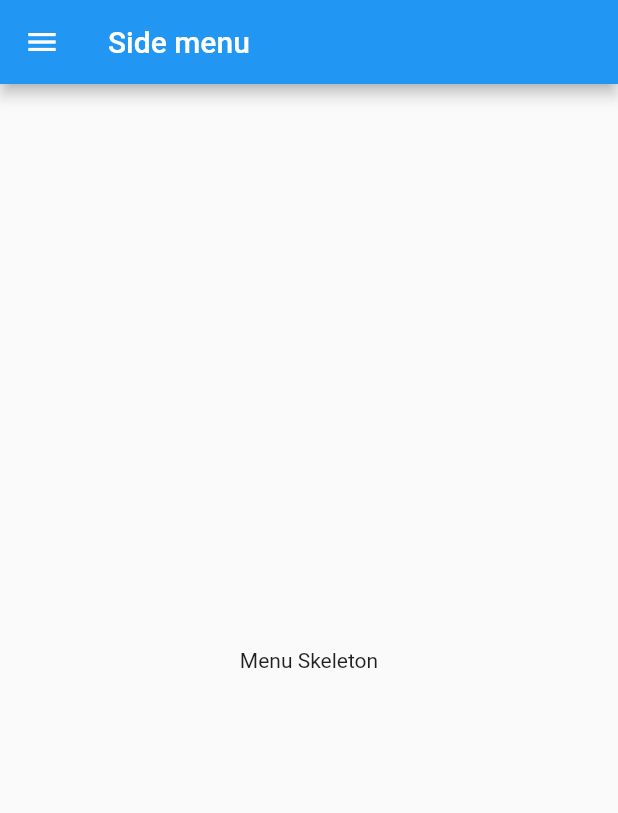
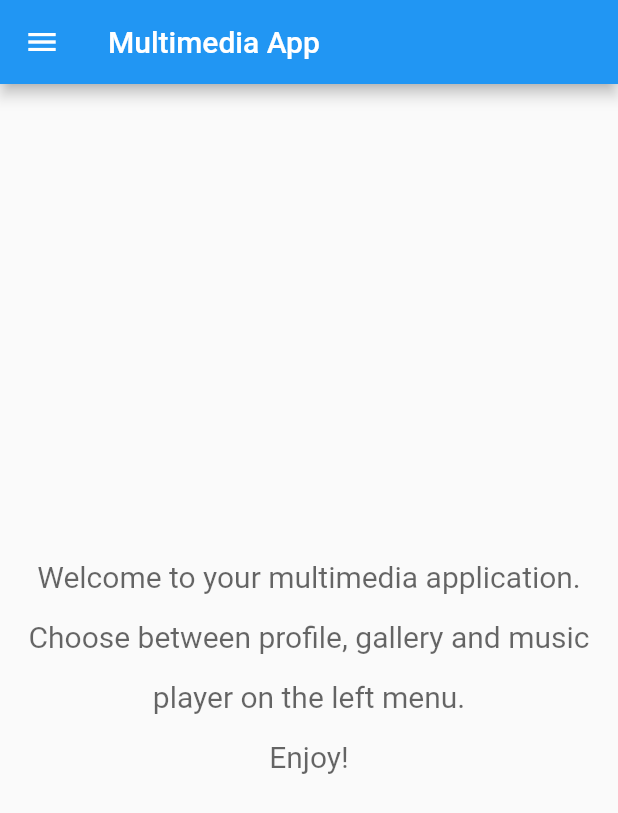
Before and after one commit to GorgeCompote/FlutterBeginner, a Flutter app: the screen it shows after launch, on a phone screen of 412 x 824 dp. Shown: the top 813 px of the screen. Run offline on Flutter 3.47's test engine with Material 2 defaults, Android fonts, the phone set to English and light mode, and no system bars; our stand-ins replace flutter_screenutil, image_picker, just_audio, localstorage, video_player; missing offline and left inert: flutter_audio_query, photo_manager.

Commit message:
add black background for video and main presentation text

```diff
--- a/FlutterApp/lib/main.dart
+++ b/FlutterApp/lib/main.dart
@@ -24,10 +24,13 @@ class MyHomePage extends StatelessWidget {
     return Scaffold(
       drawer: NavDrawer(),
       appBar: AppBar(
-        title: Text('Side menu'),
+        title: Text('Multimedia App'),
       ),
       body: Center(
-        child: Text('Menu Skeleton'),
+        child: Text('Welcome to your multimedia application.\nChoose between profile, gallery and music player on the left menu.\nEnjoy!',
+        textAlign: TextAlign.center,
+        style: TextStyle(color: Colors.black.withOpacity(0.6),
+        height: 2, fontSize: 20),),
       ),
     );
   }
--- a/FlutterApp/lib/widgets/gallery/videoWidget.dart
+++ b/FlutterApp/lib/widgets/gallery/videoWidget.dart
@@ -17,6 +17,7 @@ class _VideoScreenWidgetState extends State<VideoScreenWidget> {
     return Scaffold(
       body: widget.initialized
           ? Scaffold(
+              backgroundColor: Colors.black,
               body: Center(
                 child: AspectRatio(
                   aspectRatio: widget.controller.value.aspectRatio,
```
